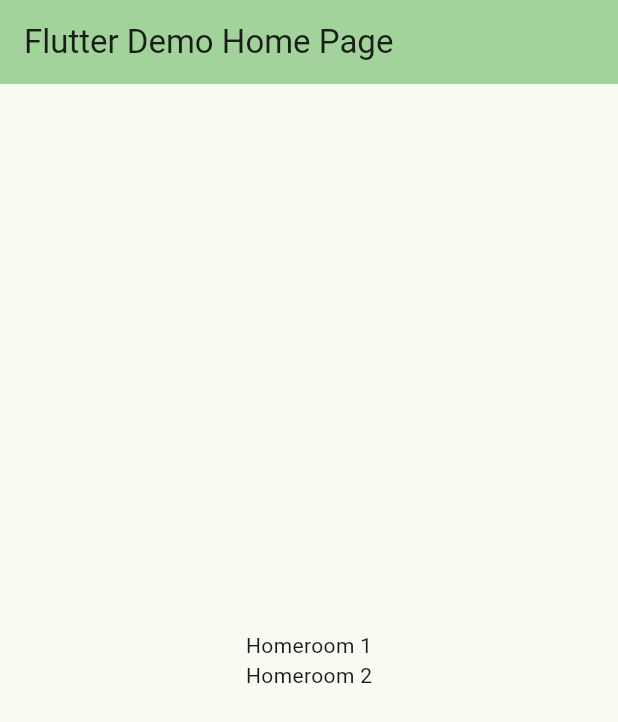
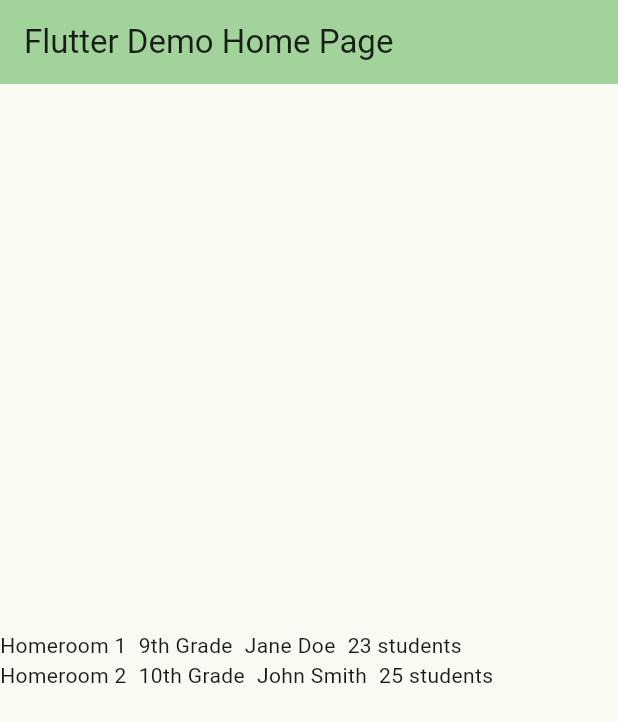
Before and after one commit to anna-st-40/Hackathon2025, a Flutter app: the screen it shows after launch, on a phone screen of 412 x 824 dp. Shown: the top 722 px of the screen. Run offline on Flutter 3.47's test engine with Material 3 defaults, Android fonts, the phone set to English and light mode, and no system bars.

Commit message:
Basic homeroom info line UI

```diff
--- /dev/null
+++ b/lib/components/homeroom_line.dart
@@ -0,0 +1,30 @@
+import 'package:flutter/material.dart';
+
+class HomeroomLine extends StatelessWidget {
+  const HomeroomLine({
+    super.key,
+    required this.name,
+    required this.grade,
+    required this.teachers,
+    required this.students,
+  });
+  final String name;
+  final String grade;
+  final List<String> teachers;
+  final int students;
+
+  @override
+  Widget build(BuildContext context) {
+    return Row(
+      children: [
+        Text(name),
+        const SizedBox(width: 8),
+        Text(grade),
+        const SizedBox(width: 8),
+        Text(teachers.join(', ')),
+        const SizedBox(width: 8),
+        Text('$students students'),
+      ],
+    );
+  }
+}
--- a/lib/pages/home_page.dart
+++ b/lib/pages/home_page.dart
@@ -1,4 +1,5 @@
 import 'package:flutter/material.dart';
+import 'package:project/components/homeroom_line.dart';
 
 class HomePage extends StatefulWidget {
   const HomePage({super.key, required this.title});
@@ -19,7 +20,10 @@ class _HomePageState extends State<HomePage> {
       body: Center(
         child: Column(
           mainAxisAlignment: MainAxisAlignment.center,
-          children: [Text("Homeroom 1"), Text("Homeroom 2")],
+          children: [
+            HomeroomLine(name: "Homeroom 1", grade: "9th Grade", teachers: ["Jane Doe"], students: 23),
+            HomeroomLine(name: "Homeroom 2", grade: "10th Grade", teachers: ["John Smith"], students: 25),
+          ],
         ),
       ),
     );
```
